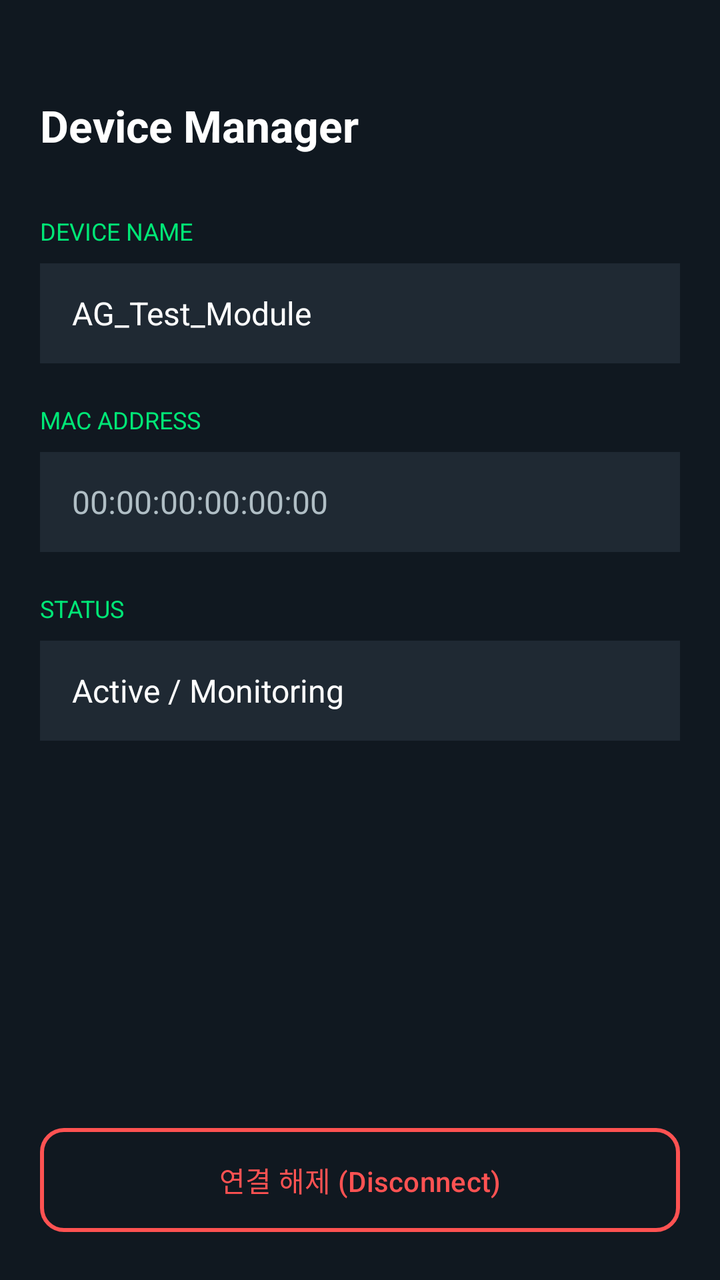
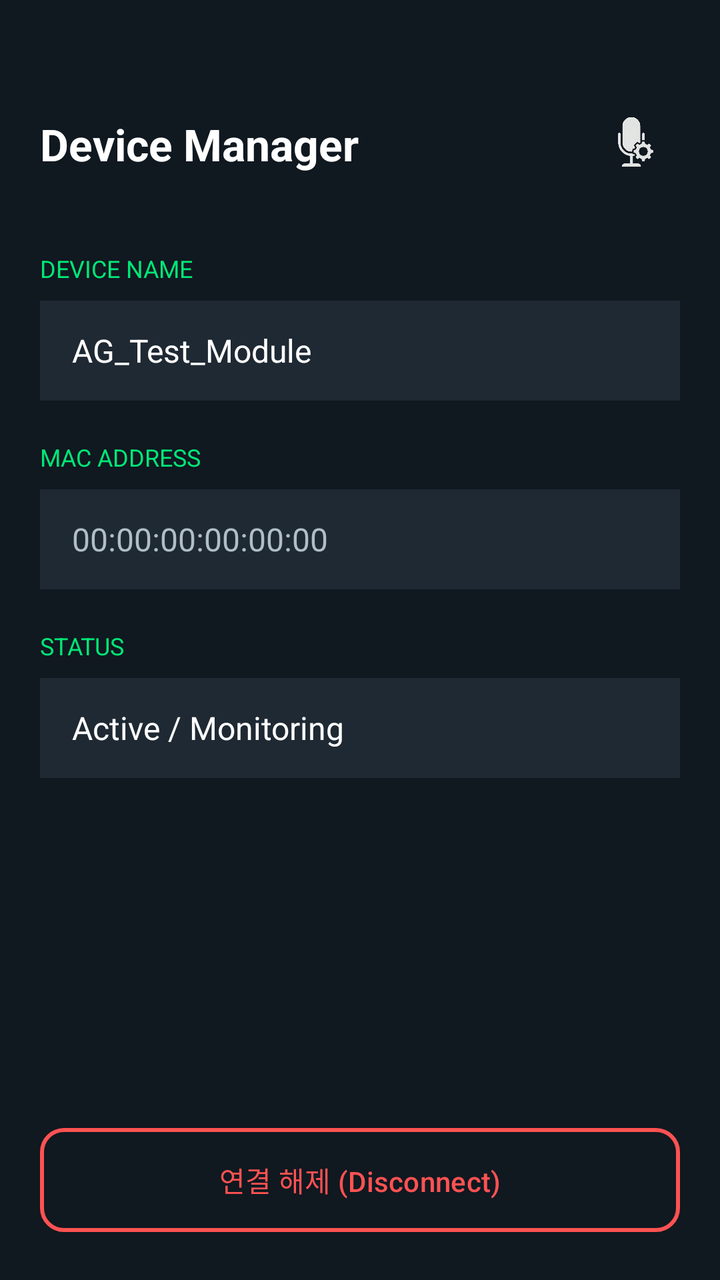

Two renders of the same Android screen: before a commit and after it. Below are the layout's source before the change and the commit's diff.
<!-- AndroidManifest.xml: application theme Theme.AGproject -->
<!-- res/layout/activity_device_manager.xml -->
<?xml version="1.0" encoding="utf-8"?>
<androidx.constraintlayout.widget.ConstraintLayout xmlns:android="http://schemas.android.com/apk/res/android"
                                                   xmlns:app="http://schemas.android.com/apk/res-auto"
                                                   android:layout_width="match_parent"
                                                   android:layout_height="match_parent"
                                                   android:background="@color/bg_dark"
                                                   android:padding="20dp">

  <TextView
      android:id="@+id/tvManagerTitle"
      android:layout_width="wrap_content"
      android:layout_height="wrap_content"
      android:text="@string/title_manager"
      android:textColor="@color/text_white"
      android:textSize="22sp"
      android:textStyle="bold"
      app:layout_constraintStart_toStartOf="parent"
      app:layout_constraintTop_toTopOf="parent" android:layout_marginTop="28dp"/>
  <LinearLayout
      android:layout_width="match_parent"
      android:layout_height="wrap_content"
      android:orientation="vertical"
      android:layout_marginTop="30dp"
      app:layout_constraintTop_toBottomOf="@id/tvManagerTitle">

    <TextView
        android:layout_width="wrap_content"
        android:layout_height="wrap_content"
        android:text="@string/label_device_name"
        android:textColor="@color/accent_blue"
        android:textSize="12sp"
        android:layout_marginBottom="8dp"/>

    <EditText
        android:id="@+id/etDeviceName"
        android:layout_width="match_parent"
        android:layout_height="50dp"
        android:background="@color/bg_card"
        android:text="@string/default_module_name"
        android:textColor="@color/text_white"
        android:paddingHorizontal="16dp"
        android:textSize="16sp"
        android:inputType="none"
        android:focusable="false"
        android:importantForAutofill="no"
        android:clickable="false" />

    <View android:layout_width="match_parent" android:layout_height="20dp"/>

    <TextView
        android:layout_width="wrap_content"
        android:layout_height="wrap_content"
        android:text="@string/label_mac_address"
        android:textColor="@color/accent_blue"
        android:textSize="12sp"
        android:layout_marginBottom="8dp"/>

    <EditText
        android:id="@+id/etMacAddress"
        android:layout_width="match_parent"
        android:layout_height="50dp"
        android:background="@color/bg_card"
        android:text="@string/default_mac"
        android:textColor="@color/text_gray"
        android:paddingHorizontal="16dp"
        android:textSize="16sp"
        android:inputType="none"
        android:focusable="false"
        android:importantForAutofill="no"
        android:clickable="false"/>

    <View android:layout_width="match_parent" android:layout_height="20dp"/>

    <TextView
        android:layout_width="wrap_content"
        android:layout_height="wrap_content"
        android:text="@string/label_status"
        android:textColor="@color/accent_blue"
        android:textSize="12sp"
        android:layout_marginBottom="8dp"/>

    <TextView
        android:id="@+id/tvConnectionStatus"
        android:layout_width="match_parent"
        android:layout_height="50dp"
        android:background="@color/bg_card"
        android:text="@string/status_monitoring"
        android:textColor="@color/text_white"
        android:gravity="center_vertical"
        android:paddingHorizontal="16dp"
        android:textSize="16sp"/>

  </LinearLayout>

  <com.google.android.material.button.MaterialButton
      android:id="@+id/btnDisconnect"
      android:layout_width="match_parent"
      android:layout_height="60dp"
      android:text="@string/btn_disconnect"
      android:backgroundTint="@color/bg_dark"
      android:textColor="@color/red_error"
      app:strokeColor="@color/red_error"
      app:strokeWidth="2dp"
      app:cornerRadius="12dp"
      app:layout_constraintBottom_toBottomOf="parent" />

</androidx.constraintlayout.widget.ConstraintLayout>
<!-- resources referenced by this layout -->
<resources>
  <color name="accent_blue">#00E676</color>
  <color name="bg_card">#1F2933</color>
  <color name="bg_dark">#101820</color>
  <color name="red_error">#FF5252</color>
  <color name="text_gray">#B0BEC5</color>
  <color name="text_white">#FFFFFF</color>
  <string name="btn_disconnect">연결 해제 (Disconnect)</string>
  <string name="default_mac">00:00:00:00:00:00</string>
  <string name="default_module_name">AG_Test_Module</string>
  <string name="label_device_name">DEVICE NAME</string>
  <string name="label_mac_address">MAC ADDRESS</string>
  <string name="label_status">STATUS</string>
  <string name="status_monitoring">Active / Monitoring</string>
  <string name="title_manager">Device Manager</string>
  <style name="Theme.AGproject" parent="Base.Theme.AGproject" />
  <style name="Base.Theme.AGproject" parent="Theme.Material3.DayNight.NoActionBar">
          
          
      </style>
</resources>

<!-- the commit's change to res/layout/activity_device_manager.xml (unified diff, before → after) -->
@@ -1,27 +1,52 @@
 <?xml version="1.0" encoding="utf-8"?>
-<androidx.constraintlayout.widget.ConstraintLayout xmlns:android="http://schemas.android.com/apk/res/android"
-                                                   xmlns:app="http://schemas.android.com/apk/res-auto"
-                                                   android:layout_width="match_parent"
-                                                   android:layout_height="match_parent"
-                                                   android:background="@color/bg_dark"
-                                                   android:padding="20dp">
+<androidx.constraintlayout.widget.ConstraintLayout
+    xmlns:android="http://schemas.android.com/apk/res/android"
+    xmlns:app="http://schemas.android.com/apk/res-auto"
+    android:layout_width="match_parent"
+    android:layout_height="match_parent"
+    android:background="@color/bg_dark"
+    android:padding="20dp">
 
-  <TextView
-      android:id="@+id/tvManagerTitle"
-      android:layout_width="wrap_content"
+  <LinearLayout
+      android:id="@+id/layoutHeader"
+      android:layout_width="match_parent"
       android:layout_height="wrap_content"
-      android:text="@string/title_manager"
-      android:textColor="@color/text_white"
-      android:textSize="22sp"
-      android:textStyle="bold"
-      app:layout_constraintStart_toStartOf="parent"
-      app:layout_constraintTop_toTopOf="parent" android:layout_marginTop="28dp"/>
+      android:orientation="horizontal"
+      android:gravity="center_vertical"
+      android:layout_marginTop="28dp"
+      app:layout_constraintTop_toTopOf="parent"
+      app:layout_constraintStart_toStartOf="parent">
+
+    <TextView
+        android:text="@string/title_manager"
+        android:textColor="@color/text_white"
+        android:textSize="22sp"
+        android:textStyle="bold"
+        android:layout_width="0dp"
+        android:layout_weight="1"
+        android:layout_height="wrap_content"/>
+
+    <ImageButton
+        android:id="@+id/btnOpenSettings"
+        android:layout_width="48dp"
+        android:layout_height="48dp"
+
+        android:src="@drawable/tts_setting_img"
+
+        android:background="?attr/selectableItemBackgroundBorderless"
+
+        android:scaleType="fitCenter"
+        android:padding="8dp"
+        android:contentDescription="Settings" />
+  </LinearLayout>
+
+
   <LinearLayout
       android:layout_width="match_parent"
       android:layout_height="wrap_content"
       android:orientation="vertical"
       android:layout_marginTop="30dp"
-      app:layout_constraintTop_toBottomOf="@id/tvManagerTitle">
+      app:layout_constraintTop_toBottomOf="@id/layoutHeader">
 
     <TextView
         android:layout_width="wrap_content"
<!-- resource entries referenced after the edit -->
@@ -6,6 +6,7 @@
   <color name="red_error">#FF5252</color>
   <color name="text_gray">#B0BEC5</color>
   <color name="text_white">#FFFFFF</color>
+  <!-- drawable tts_setting_img: png bitmap (drawable, 85762 bytes) -->
   <string name="btn_disconnect">연결 해제 (Disconnect)</string>
   <string name="default_mac">00:00:00:00:00:00</string>
   <string name="default_module_name">AG_Test_Module</string>
